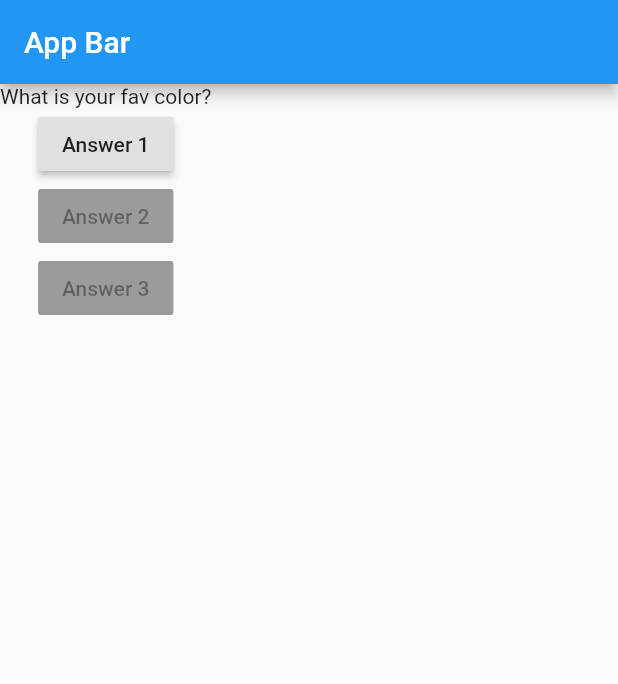
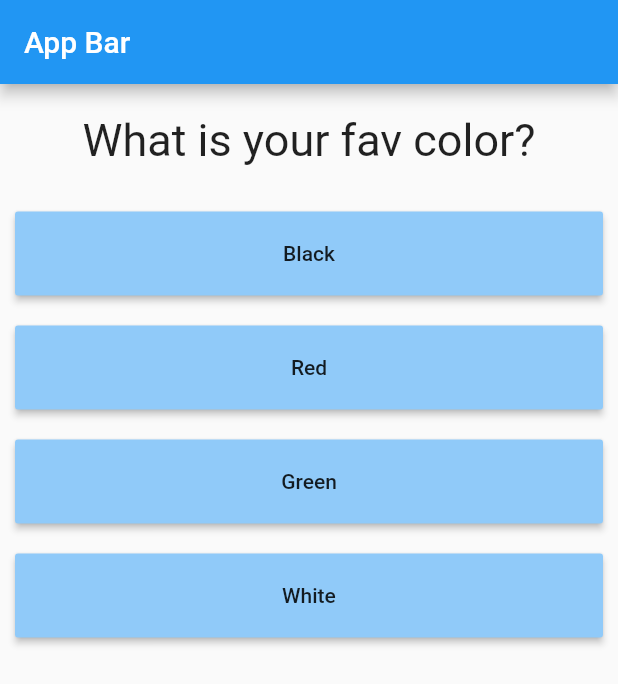
Before and after one commit to FatumaA/flutter_love, a Flutter app: the screen it shows after launch, on a phone screen of 412 x 824 dp. Shown: the top 684 px of the screen. Run offline on Flutter 3.47's test engine with Material 2 defaults, Android fonts, the light colour scheme and no system bars.

Commit message:
some changes

```diff
--- /dev/null
+++ b/lib/answer.dart
@@ -0,0 +1,24 @@
+import 'package:flutter/material.dart';
+
+
+class Answer extends StatelessWidget {
+
+  final Function selectHandler;
+  final String answerText;
+
+  Answer(this.selectHandler, this.answerText);
+
+  @override
+  Widget build(BuildContext context) {
+    return Container(
+      width: double.infinity,
+      margin: EdgeInsets.all(10),
+      child:   RaisedButton(
+              padding: EdgeInsets.all(20),
+              color: Colors.blue[200],
+              child: Text(answerText),
+              onPressed: selectHandler,
+            ),
+    );
+  }
+}
--- a/lib/main.dart
+++ b/lib/main.dart
@@ -1,16 +1,19 @@
 import 'package:flutter/material.dart';
+
+import './question.dart';
+import './answer.dart';
 
 void main() => runApp(FlutterLove());
 
 class FlutterLove extends StatefulWidget {
   @override
   State<StatefulWidget> createState() {
-    // TODO: implement createState
     // throw UnimplementedError();
     return _FlutterLoveState();
   }
 }
-class _FlutterLoveState extends State<FlutterLove>{
+
+class _FlutterLoveState extends State<FlutterLove> {
   var _questionIndex = 0;
 
   void _answerQues() {
@@ -22,8 +25,18 @@ class _FlutterLoveState extends State<FlutterLove>{
   @override
   Widget build(BuildContext context) {
     var questions = [
-      'What is your fav color?',
-      'What is your fav animal?',
+      {
+        'quesText': 'What is your fav color?',
+        'answers': ['Black', 'Red', 'Green', 'White'],
+      },
+      {
+        'quesText': 'What is your fav animal?',
+        'answers': ['Rabbit', 'Dove', 'Horse', 'Dolphin'],
+      },
+      {
+        'quesText': 'Who is your fav youtube instructor?',
+        'answers': ['Max', 'Gary', 'Brad', 'Ed'],
+      },
     ];
 
     return MaterialApp(
@@ -33,21 +46,13 @@ class _FlutterLoveState extends State<FlutterLove>{
         ),
         body: Column(
           children: [
-            Text(
-              questions[_questionIndex],
+            Question(
+              questions[_questionIndex]['quesText'],
             ),
-            RaisedButton(
-              child: Text('Answer 1'),
-              onPressed: _answerQues,
-            ),
-            RaisedButton(
-              child: Text('Answer 2'),
-              onPressed: null,
-            ),
-            RaisedButton(
-              child: Text('Answer 3'),
-              onPressed: null,
-            ),
+            ...(questions[_questionIndex]['answers'] as List<String>)
+                .map((answer) {
+              return Answer(_answerQues, answer);
+            }).toList()
           ],
         ),
       ),
--- /dev/null
+++ b/lib/question.dart
@@ -0,0 +1,20 @@
+import 'package:flutter/material.dart';
+
+class Question extends StatelessWidget {
+  final String questionText;
+
+  Question(this.questionText);
+
+  @override
+  Widget build(BuildContext context) {
+    return Container(
+      width: double.infinity,
+      margin: EdgeInsets.all(20),
+      child: Text(
+        questionText,
+        style: TextStyle(fontSize: 30),
+        textAlign: TextAlign.center,
+      ),
+    );
+  }
+}
```
